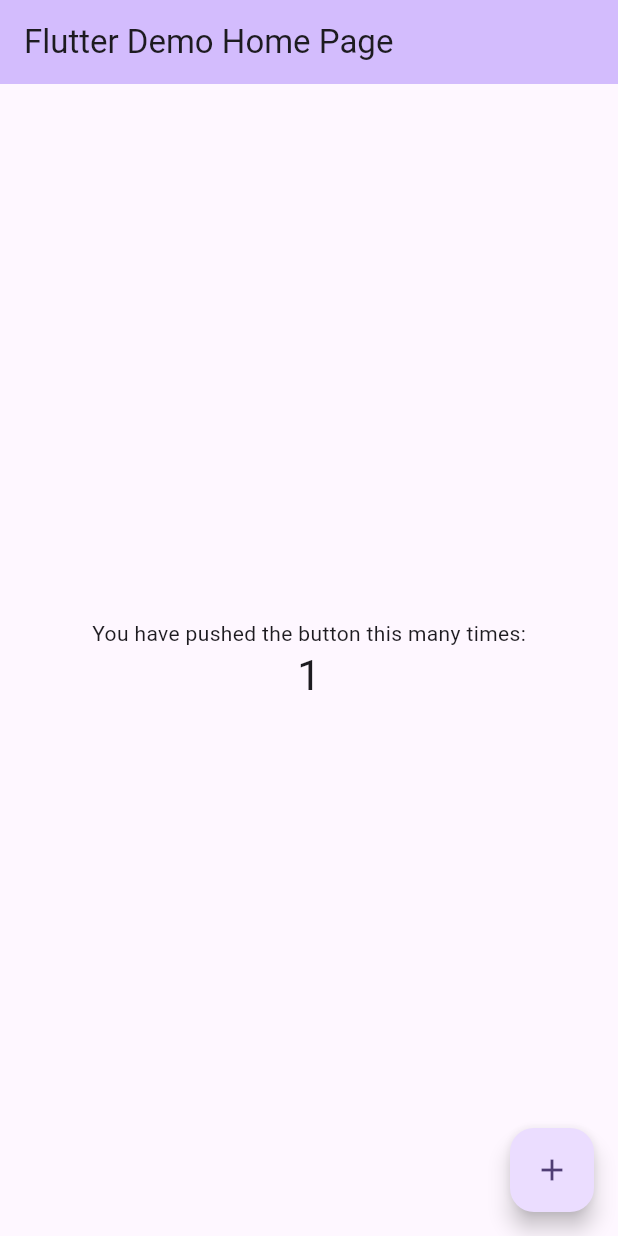
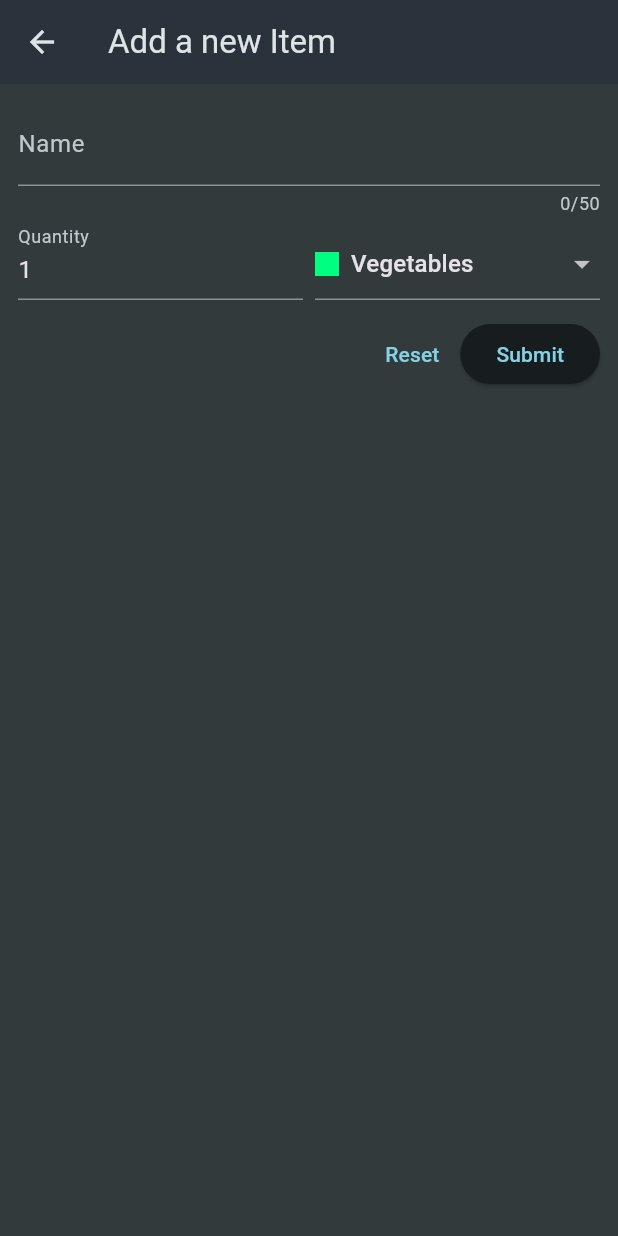
Before and after one commit to RahulSharma-bit/shopping_firebase, a Flutter app: the screen it shows after launch, after a tap on the "add" icon, on a phone screen of 412 x 824 dp. Run offline on Flutter 3.47's test engine with Material 3 defaults, Android fonts, the light colour scheme and no system bars.

Commit message:
Copying the app from the last Shopping App

```diff
--- /dev/null
+++ b/lib/data/categories.dart
@@ -0,0 +1,46 @@
+import 'package:flutter/material.dart';
+
+import 'package:shopping_app/models/category.dart';
+
+const categories = {
+  Categories.vegetables: Category(
+    'Vegetables',
+    Color.fromARGB(255, 0, 255, 128),
+  ),
+  Categories.fruit: Category(
+    'Fruit',
+    Color.fromARGB(255, 145, 255, 0),
+  ),
+  Categories.meat: Category(
+    'Meat',
+    Color.fromARGB(255, 255, 102, 0),
+  ),
+  Categories.dairy: Category(
+    'Dairy',
+    Color.fromARGB(255, 0, 208, 255),
+  ),
+  Categories.carbs: Category(
+    'Carbs',
+    Color.fromARGB(255, 0, 60, 255),
+  ),
+  Categories.sweets: Category(
+    'Sweets',
+    Color.fromARGB(255, 255, 149, 0),
+  ),
+  Categories.spices: Category(
+    'Spices',
+    Color.fromARGB(255, 255, 187, 0),
+  ),
+  Categories.convenience: Category(
+    'Convenience',
+    Color.fromARGB(255, 191, 0, 255),
+  ),
+  Categories.hygiene: Category(
+    'Hygiene',
+    Color.fromARGB(255, 149, 0, 255),
+  ),
+  Categories.other: Category(
+    'Other',
+    Color.fromARGB(255, 0, 225, 255),
+  ),
+};
--- /dev/null
+++ b/lib/data/dummy_items.dart
@@ -0,0 +1,21 @@
+import 'package:shopping_app/models/grocery_item.dart';
+import 'package:shopping_app/data/categories.dart';
+import 'package:shopping_app/models/category.dart';
+
+final groceryItems = [
+  GroceryItem(
+      id: 'a',
+      name: 'Milk',
+      quantity: 1,
+      category: categories[Categories.dairy]!),
+  GroceryItem(
+      id: 'b',
+      name: 'Bananas',
+      quantity: 5,
+      category: categories[Categories.fruit]!),
+  GroceryItem(
+      id: 'c',
+      name: 'Beef Steak',
+      quantity: 1,
+      category: categories[Categories.meat]!),
+];
--- a/lib/main.dart
+++ b/lib/main.dart
@@ -1,4 +1,5 @@
 import 'package:flutter/material.dart';
+import 'package:shopping_app/widgets/grocery_list.dart';
 
 void main() {
   runApp(const MyApp());
@@ -11,115 +12,18 @@
   @override
   Widget build(BuildContext context) {
     return MaterialApp(
-      title: 'Flutter Demo',
-      theme: ThemeData(
-        // This is the theme of your application.
-        //
-        // TRY THIS: Try running your application with "flutter run". You'll see
-        // the application has a blue toolbar. Then, without quitting the app,
-        // try changing the seedColor in the colorScheme below to Colors.green
-        // and then invoke "hot reload" (save your changes or press the "hot
-        // reload" button in a Flutter-supported IDE, or press "r" if you used
-        // the command line to start the app).
-        //
-        // Notice that the counter didn't reset back to zero; the application
-        // state is not lost during the reload. To reset the state, use hot
-        // restart instead.
-        //
-        // This works for code too, not just values: Most code changes can be
-        // tested with just a hot reload.
-        colorScheme: ColorScheme.fromSeed(seedColor: Colors.deepPurple),
+      debugShowCheckedModeBanner: false,
+      title: 'Flutter Groceries',
+      theme: ThemeData.dark().copyWith(
         useMaterial3: true,
+        colorScheme: ColorScheme.fromSeed(
+          seedColor: const Color.fromARGB(255, 147, 229, 250),
+          brightness: Brightness.dark,
+          surface: const Color.fromARGB(255, 42, 51, 59),
+        ),
+        scaffoldBackgroundColor: const Color.fromARGB(255, 50, 58, 60),
       ),
-      home: const MyHomePage(title: 'Flutter Demo Home Page'),
+      home: const GroceryList(),
     );
   }
 }
-
-class MyHomePage extends StatefulWidget {
-  const MyHomePage({super.key, required this.title});
-
-  // This widget is the home page of your application. It is stateful, meaning
-  // that it has a State object (defined below) that contains fields that affect
-  // how it looks.
-
-  // This class is the configuration for the state. It holds the values (in this
-  // case the title) provided by the parent (in this case the App widget) and
-  // used by the build method of the State. Fields in a Widget subclass are
-  // always marked "final".
-
-  final String title;
-
-  @override
-  State<MyHomePage> createState() => _MyHomePageState();
-}
-
-class _MyHomePageState extends State<MyHomePage> {
-  int _counter = 0;
-
-  void _incrementCounter() {
-    setState(() {
-      // This call to setState tells the Flutter framework that something has
-      // changed in this State, which causes it to rerun the build method below
-      // so that the display can reflect the updated values. If we changed
-      // _counter without calling setState(), then the build method would not be
-      // called again, and so nothing would appear to happen.
-      _counter++;
-    });
-  }
-
-  @override
-  Widget build(BuildContext context) {
-    // This method is rerun every time setState is called, for instance as done
-    // by the _incrementCounter method above.
-    //
-    // The Flutter framework has been optimized to make rerunning build methods
-    // fast, so that you can just rebuild anything that needs updating rather
-    // than having to individually change instances of widgets.
-    return Scaffold(
-      appBar: AppBar(
-        // TRY THIS: Try changing the color here to a specific color (to
-        // Colors.amber, perhaps?) and trigger a hot reload to see the AppBar
-        // change color while the other colors stay the same.
-        backgroundColor: Theme.of(context).colorScheme.inversePrimary,
-        // Here we take the value from the MyHomePage object that was created by
-        // the App.build method, and use it to set our appbar title.
-        title: Text(widget.title),
-      ),
-      body: Center(
-        // Center is a layout widget. It takes a single child and positions it
-        // in the middle of the parent.
-        child: Column(
-          // Column is also a layout widget. It takes a list of children and
-          // arranges them vertically. By default, it sizes itself to fit its
-          // children horizontally, and tries to be as tall as its parent.
-          //
-          // Column has various properties to control how it sizes itself and
-          // how it positions its children. Here we use mainAxisAlignment to
-          // center the children vertically; the main axis here is the vertical
-          // axis because Columns are vertical (the cross axis would be
-          // horizontal).
-          //
-          // TRY THIS: Invoke "debug painting" (choose the "Toggle Debug Paint"
-          // action in the IDE, or press "p" in the console), to see the
-          // wireframe for each widget.
-          mainAxisAlignment: MainAxisAlignment.center,
-          children: <Widget>[
-            const Text(
-              'You have pushed the button this many times:',
-            ),
-            Text(
-              '$_counter',
-              style: Theme.of(context).textTheme.headlineMedium,
-            ),
-          ],
-        ),
-      ),
-      floatingActionButton: FloatingActionButton(
-        onPressed: _incrementCounter,
-        tooltip: 'Increment',
-        child: const Icon(Icons.add),
-      ), // This trailing comma makes auto-formatting nicer for build methods.
-    );
-  }
-}
--- /dev/null
+++ b/lib/models/category.dart
@@ -0,0 +1,21 @@
+import 'package:flutter/material.dart';
+
+enum Categories {
+  vegetables,
+  fruit,
+  meat,
+  dairy,
+  carbs,
+  sweets,
+  spices,
+  convenience,
+  hygiene,
+  other
+}
+
+class Category {
+  const Category(this.title, this.color);
+
+  final String title;
+  final Color color;
+}
--- /dev/null
+++ b/lib/models/grocery_item.dart
@@ -0,0 +1,15 @@
+import 'package:shopping_app/models/category.dart';
+
+class GroceryItem {
+  const GroceryItem({
+    required this.id,
+    required this.name,
+    required this.quantity,
+    required this.category,
+  });
+
+  final String id;
+  final String name;
+  final int quantity;
+  final Category category;
+}
--- /dev/null
+++ b/lib/widgets/grocery_list.dart
@@ -0,0 +1,74 @@
+import 'package:flutter/material.dart';
+// import 'package:shopping_app/data/dummy_items.dart';
+import 'package:shopping_app/models/grocery_item.dart';
+import 'package:shopping_app/widgets/new_item.dart';
+
+class GroceryList extends StatefulWidget {
+  const GroceryList({super.key});
+
+  @override
+  State<GroceryList> createState() => _GroceryListState();
+}
+
+class _GroceryListState extends State<GroceryList> {
+  final List<GroceryItem> _groceryItems = [];
+  void _addItem() async {
+    final newItem = await Navigator.of(context).push<GroceryItem>(
+      MaterialPageRoute(
+        builder: (ctx) => const NewItem(),
+      ),
+    );
+    if (newItem == null) {
+      return;
+    } else {
+      setState(() {
+        _groceryItems.add(newItem);
+      });
+    }
+  }
+
+  void _removeItem(GroceryItem item) {
+    setState(() {
+      _groceryItems.remove(item);
+    });
+  }
+
+  @override
+  Widget build(BuildContext context) {
+    Widget content = const Center(child: Text("No Item's added yet"));
+    if (_groceryItems.isNotEmpty) {
+      content = ListView.builder(
+        itemCount: _groceryItems.length,
+        itemBuilder: (context, index) => Dismissible(
+          onDismissed: (direction) {
+            _removeItem(_groceryItems[index]);
+          },
+          key: ValueKey(_groceryItems[index].id),
+          child: ListTile(
+            title: Text(_groceryItems[index].name),
+            leading: Container(
+              height: 24,
+              width: 24,
+              color: _groceryItems[index].category.color,
+            ),
+            trailing: Text(
+              _groceryItems[index].quantity.toString(),
+            ),
+          ),
+        ),
+      );
+    }
+    return Scaffold(
+      appBar: AppBar(
+        title: const Text("Your Groceries List"),
+        actions: [
+          IconButton(
+            onPressed: _addItem,
+            icon: const Icon(Icons.add),
+          )
+        ],
+      ),
+      body: content,
+    );
+  }
+}
--- /dev/null
+++ b/lib/widgets/new_item.dart
@@ -0,0 +1,133 @@
+import 'package:flutter/material.dart';
+import 'package:shopping_app/data/categories.dart';
+import 'package:shopping_app/models/category.dart';
+import 'package:shopping_app/models/grocery_item.dart';
+
+class NewItem extends StatefulWidget {
+  const NewItem({super.key});
+
+  @override
+  State<NewItem> createState() => _NewItemState();
+}
+
+class _NewItemState extends State<NewItem> {
+  final _formKey = GlobalKey<FormState>();
+  var _enteredName = '';
+  var _enteredQuantity = 0;
+  var _enteredCategory = categories[Categories.vegetables]!;
+
+  void _saveItem() {
+    if (_formKey.currentState!.validate()) {
+      _formKey.currentState!.save();
+      Navigator.of(context).pop(GroceryItem(
+        id: DateTime.now().toString(),
+        name: _enteredName,
+        quantity: _enteredQuantity,
+        category: _enteredCategory,
+      ));
+    }
+  }
+
+  void _resetForm() {
+    _formKey.currentState!.reset();
+  }
+
+  @override
+  Widget build(BuildContext context) {
+    return Scaffold(
+      appBar: AppBar(
+        title: const Text('Add a new Item'),
+      ),
+      body: Padding(
+        padding: const EdgeInsets.all(12),
+        child: Form(
+          key: _formKey,
+          child: Column(
+            children: [
+              TextFormField(
+                maxLength: 50,
+                decoration: const InputDecoration(
+                  label: Text('Name'),
+                ),
+                validator: (value) {
+                  if (value == null ||
+                      value.isEmpty ||
+                      value.trim().length <= 1 ||
+                      value.trim().length > 50) {
+                    return 'Must be between 1 and 50';
+                  }
+                  return null;
+                },
+                onSaved: (value) => _enteredName = value!,
+              ),
+              Row(
+                crossAxisAlignment: CrossAxisAlignment.end,
+                children: [
+                  Expanded(
+                    child: TextFormField(
+                      decoration: const InputDecoration(
+                        label: Text('Quantity'),
+                      ),
+                      initialValue: '1',
+                      keyboardType: TextInputType.number,
+                      validator: (value) {
+                        if (value == null ||
+                            value.isEmpty ||
+                            int.tryParse(value) == null ||
+                            int.tryParse(value)! <= 0) {
+                          return 'Must be a valid, Positive Number';
+                        }
+                        return null;
+                      },
+                      onSaved: (value) {
+                        _enteredQuantity = int.parse(value!);
+                      },
+                    ),
+                  ),
+                  const SizedBox(width: 8),
+                  Expanded(
+                    child: DropdownButtonFormField(
+                      value: _enteredCategory,
+                      items: [
+                        for (final category in categories.entries)
+                          //for loop can iterate through list's but our categories
+                          //are Kind of map i.e. {Key: value} pairs therefore
+                          //including .entries allow us to read map as a List
+                          DropdownMenuItem(
+                            value: category.value,
+                            child: Row(
+                              children: [
+                                Container(
+                                  height: 16,
+                                  width: 16,
+                                  color: category.value.color,
+                                ),
+                                const SizedBox(width: 8),
+                                Text(category.value.title)
+                              ],
+                            ),
+                          )
+                      ],
+                      onChanged: (value) {
+                        _enteredCategory = value!;
+                      },
+                    ),
+                  )
+                ],
+              ),
+              const SizedBox(height: 12),
+              Row(
+                mainAxisAlignment: MainAxisAlignment.end,
+                children: [
+                  TextButton(onPressed: _resetForm, child: const Text('Reset')),
+                  ElevatedButton(
+                      onPressed: _saveItem, child: const Text('Submit'))
+                ],
+              )
+            ],
+          ),
+        ),
+      ),
+    );
+  }
+}
--- a/pubspec.yaml
+++ b/pubspec.yaml
@@ -1,4 +1,4 @@
-name: shopping_firebase
+name: shopping_app
 description: A new Flutter project.
 # The following line prevents the package from being accidentally published to
 # pub.dev using `flutter pub publish`. This is preferred for private packages.
```
Also changed, not shown: 17 other files.
